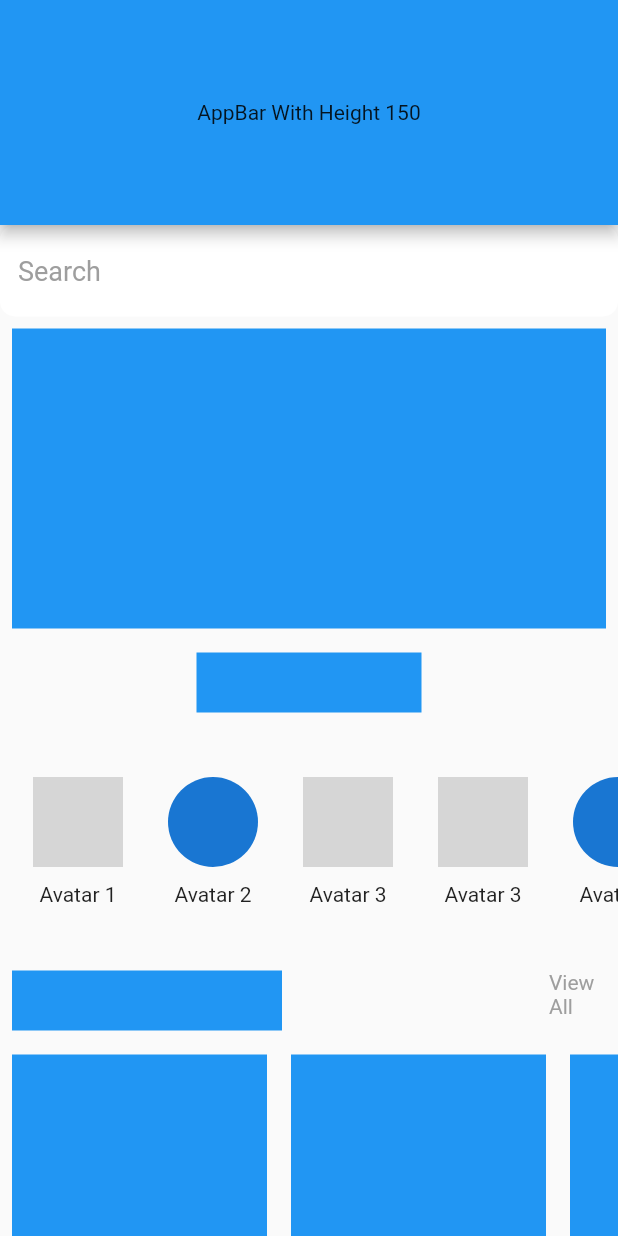
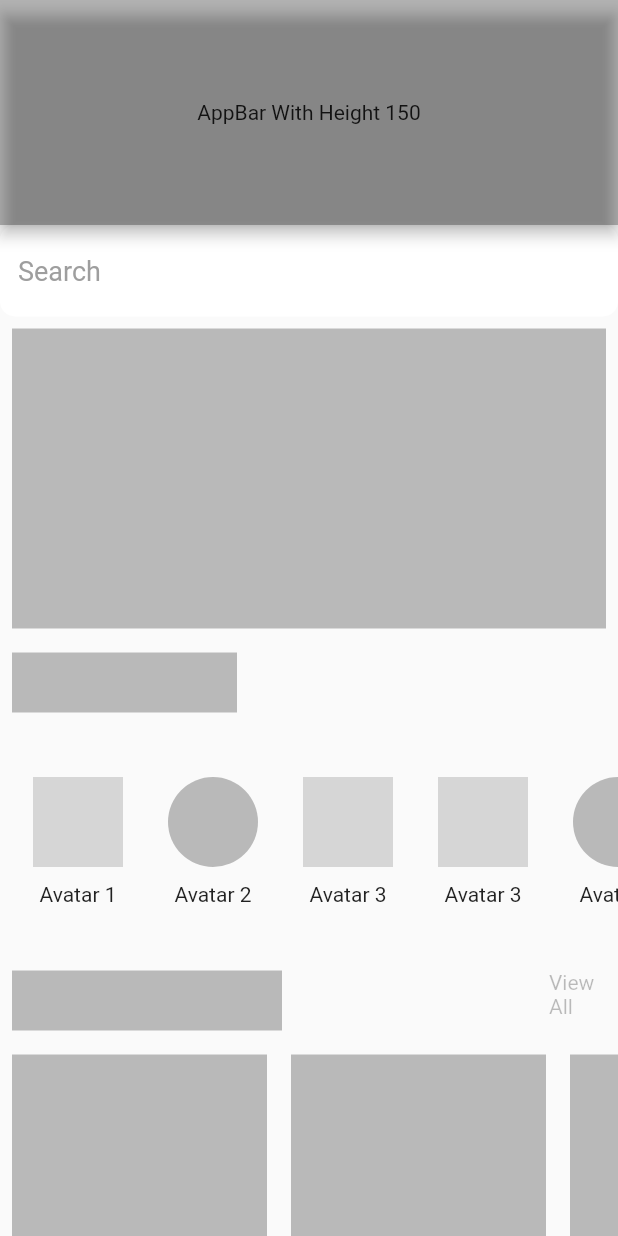
Before and after one commit to AnssGul/BasicFlutterContainer, a Flutter app: the screen it shows after launch, on a phone screen of 412 x 824 dp. Run offline on Flutter 3.47's test engine with Material 2 defaults, Android fonts, the phone set to English and light mode, and no system bars; network calls fail; grey boxes are pictures that could not be loaded.

Commit message:
Basic Containers

```diff
--- a/lib/main.dart
+++ b/lib/main.dart
@@ -1,5 +1,7 @@
 //import 'package:assignment1_apps/pages/Screen1.dart';
 //import 'package:assignment1_apps/pages/screen2.dart';
+import 'package:assignment1_apps/pages/Screen1.dart';
+import 'package:assignment1_apps/pages/screen2.dart';
 import 'package:assignment1_apps/pages/screen3.dart';
 import 'package:flutter/material.dart';
 
--- a/lib/pages/Screen1.dart
+++ b/lib/pages/Screen1.dart
@@ -40,7 +40,7 @@ class Screen1 extends StatelessWidget {
                     color:Colors.brown,
                       ),
 
-                  child: const Text("Top-1"),
+                  child: const Text("Top-2"),
                 ),
               )
             ],
--- a/lib/pages/screen3.dart
+++ b/lib/pages/screen3.dart
@@ -6,11 +6,15 @@ class Screen3 extends StatelessWidget {
   Widget build(BuildContext context) {
     return Scaffold(
         appBar: PreferredSize(
+
           preferredSize:const Size.fromHeight(150.0),
+
           child:AppBar(
+backgroundColor: Colors.black26,
             flexibleSpace:const Center(
               child:Text('AppBar With Height 150'),
             ),
+
           ),
         ),
 
@@ -37,21 +41,26 @@ class Screen3 extends StatelessWidget {
                 height: 200,
                 width: 420,
 
-                  color:Colors.blue,
+                  color:Colors.black26,
 
 
 
               ),
             ),
 
-            Container(
-                 alignment: Alignment.centerLeft,
-              margin: const EdgeInsets.all(8),
-              color: Colors.blue,
-              height: 40,
-              width:150 ,
-            ),
+       Row(
+         crossAxisAlignment: CrossAxisAlignment.start,
+         children:<Widget> [
+           Container(
+             alignment: Alignment.topRight,
+             margin: const EdgeInsets.all(8),
+             color: Colors.black26,
+             height: 40,
+             width:150 ,
+           ),
 
+         ],
+       ),
 
             SingleChildScrollView(
               scrollDirection: Axis.horizontal,
@@ -67,6 +76,7 @@ class Screen3 extends StatelessWidget {
                               const CircleAvatar(
                                 backgroundImage: NetworkImage(
                                     ""),
+                                backgroundColor: Colors.black26,
                                 radius: 30,
                               ),
                               const SizedBox(height: 10),
@@ -83,7 +93,7 @@ class Screen3 extends StatelessWidget {
                             mainAxisSize: MainAxisSize.min,
                             children: [
                               const CircleAvatar(
-
+                                backgroundColor: Colors.black26,
                                 radius: 30,
                               ),
                               const SizedBox(height: 10),
@@ -100,6 +110,7 @@ class Screen3 extends StatelessWidget {
                             mainAxisSize: MainAxisSize.min,
                             children: [
                               const CircleAvatar(
+                                backgroundColor: Colors.black26,
                                 backgroundImage: NetworkImage(
                                     ""),
                                 radius: 30,
@@ -118,6 +129,7 @@ class Screen3 extends StatelessWidget {
                             mainAxisSize: MainAxisSize.min,
                             children: [
                               const CircleAvatar(
+                                backgroundColor: Colors.black26,
                                 backgroundImage: NetworkImage(
                                     ""),
                                 radius: 30,
@@ -136,6 +148,7 @@ class Screen3 extends StatelessWidget {
                             mainAxisSize: MainAxisSize.min,
                             children: [
                               const CircleAvatar(
+                                backgroundColor: Colors.black26,
 
                                 radius: 30,
                               ),
@@ -153,7 +166,7 @@ class Screen3 extends StatelessWidget {
                             mainAxisSize: MainAxisSize.min,
                             children: [
                               const CircleAvatar(
-
+                                backgroundColor: Colors.black26,
                                 radius: 30,
                               ),
                               const SizedBox(height: 10),
@@ -170,7 +183,7 @@ class Screen3 extends StatelessWidget {
                             mainAxisSize: MainAxisSize.min,
                             children: [
                               const CircleAvatar(
-
+                                backgroundColor: Colors.black26,
                                 radius: 30,
                               ),
                               const SizedBox(height: 10),
@@ -194,7 +207,7 @@ class Screen3 extends StatelessWidget {
               children:<Widget> [
                 Container(
                   margin: const EdgeInsets.all(8),
-                  color: Colors.blue,
+                  color: Colors.black26,
                   height: 40,
                   width:180 ,
                 ),
@@ -202,7 +215,7 @@ class Screen3 extends StatelessWidget {
                   width: 170,
                 ),
                 Container(
-                   child:const Text("View All",style: TextStyle(color: Colors.grey),) ,
+                   child:const Text("View All",style: TextStyle(color: Colors.black26),) ,
 
                   height: 40,
                   width:40 ,
@@ -223,7 +236,7 @@ class Screen3 extends StatelessWidget {
                     child: Container(
                       height: 150,
                       width: 170,
-                      color: Colors.blue,
+                      color: Colors.black26,
 
 
                     ),
@@ -233,7 +246,7 @@ class Screen3 extends StatelessWidget {
                     child: Container(
                       height: 150,
                       width: 170,
-                      color: Colors.blue,
+                      color: Colors.black26,
 
                     ),
 
@@ -243,7 +256,7 @@ class Screen3 extends StatelessWidget {
                     child: Container(
                       height: 150,
                       width: 170,
-                      color: Colors.blue,
+                      color: Colors.black26,
 
                     ),
                   )
```
Also changed, not shown: lib/pages/screen2.dart (+23 -24 lines).
